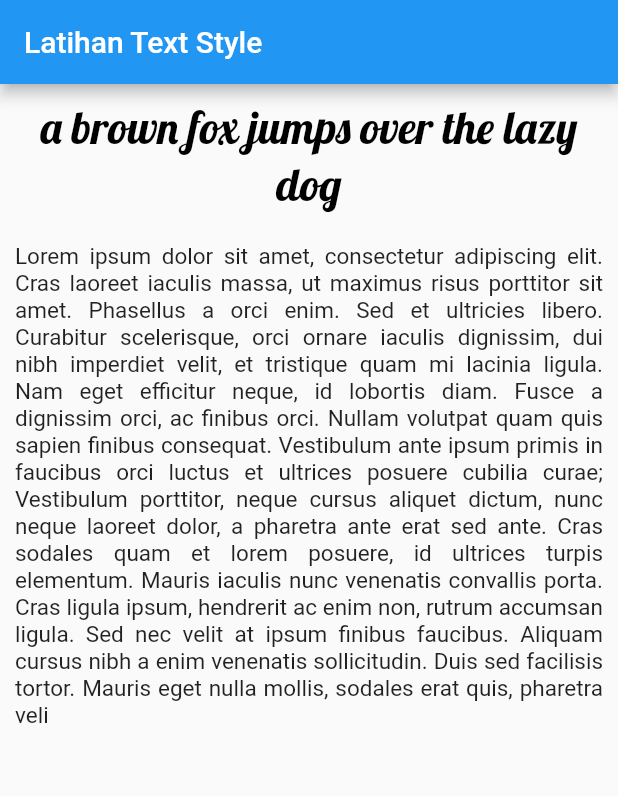
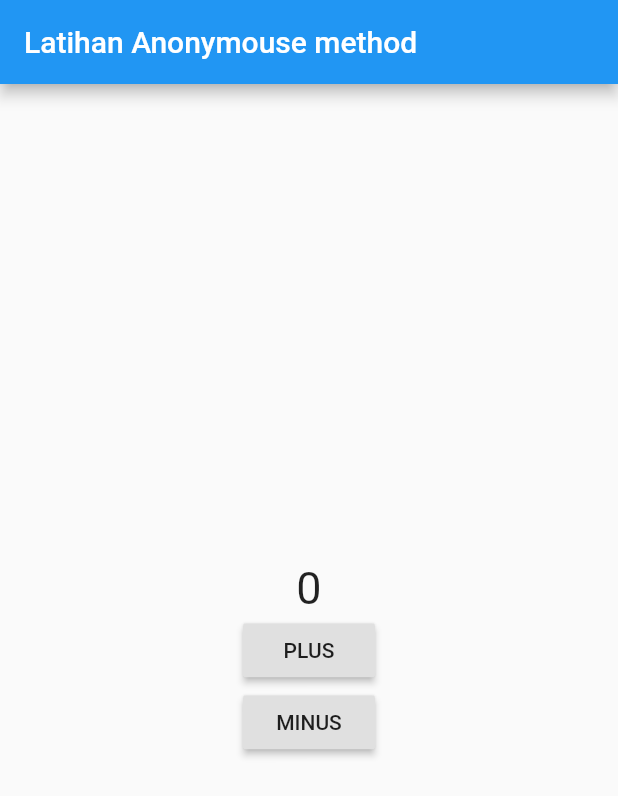
Before and after one commit to akbariyansyah/latihan-flutter, a Flutter app: the screen it shows after launch, on a phone screen of 412 x 824 dp. Shown: the top 796 px of the screen. Run offline on Flutter 3.47's test engine with Material 2 defaults, Android fonts, the phone set to English and light mode, and no system bars.

Commit message:
-Initial Commit -Complete the code

```diff
--- a/lib/main.dart
+++ b/lib/main.dart
@@ -16,38 +16,49 @@ class MyApp extends StatelessWidget {
   }
 }
 
-class MainPage extends StatelessWidget {
+class MainPage extends StatefulWidget {
+  @override
+  _MainPageState createState() => _MainPageState();
+}
+
+class _MainPageState extends State<MainPage> {
+  int counter = 0;
   @override
   Widget build(BuildContext context) {
     return Scaffold(
         appBar: AppBar(
           title: Text(
-            "Latihan Text Style",
+            "Latihan Anonymouse method",
           ),
         ),
         body: Column(
+          mainAxisAlignment: MainAxisAlignment.center,
           children: [
-            Container(
-              margin: EdgeInsets.all(10),
+            Center(
               child: Text(
-                "a brown fox jumps over the lazy dog",
-                maxLines: 2,
-                style: TextStyle(
-                    fontSize: 30,
-                    fontWeight: FontWeight.w500,
-                    color: Colors.black,
-                    fontFamily: "Lobster"),
-                textAlign: TextAlign.center,
+                counter.toString(),
+                style: TextStyle(fontSize: 30),
               ),
             ),
-            Container(
-              margin: EdgeInsets.all(10),
-              child: Text(
-                "Lorem ipsum dolor sit amet, consectetur adipiscing elit. Cras laoreet iaculis massa, ut maximus risus porttitor sit amet. Phasellus a orci enim. Sed et ultricies libero. Curabitur scelerisque, orci ornare iaculis dignissim, dui nibh imperdiet velit, et tristique quam mi lacinia ligula. Nam eget efficitur neque, id lobortis diam. Fusce a dignissim orci, ac finibus orci. Nullam volutpat quam quis sapien finibus consequat. Vestibulum ante ipsum primis in faucibus orci luctus et ultrices posuere cubilia curae; Vestibulum porttitor, neque cursus aliquet dictum, nunc neque laoreet dolor, a pharetra ante erat sed ante. Cras sodales quam et lorem posuere, id ultrices turpis elementum. Mauris iaculis nunc venenatis convallis porta. Cras ligula ipsum, hendrerit ac enim non, rutrum accumsan ligula. Sed nec velit at ipsum finibus faucibus. Aliquam cursus nibh a enim venenatis sollicitudin. Duis sed facilisis tortor. Mauris eget nulla mollis, sodales erat quis, pharetra veli",
-                style: TextStyle(fontSize: 15),
-                textAlign: TextAlign.justify,
+            Center(
+              child: RaisedButton(
+                onPressed: () {
+                  setState(() {
+                    counter += 1;
+                  });
+                },
+                child: Text("PLUS"),
               ),
-            )
+            ),     Center(
+              child: RaisedButton(
+                onPressed: () {
+                  setState(() {
+                    counter -= 1;
+                  });
+                },
+                child: Text("MINUS"),
+              ),
+            ),
           ],
         ));
   }
```
